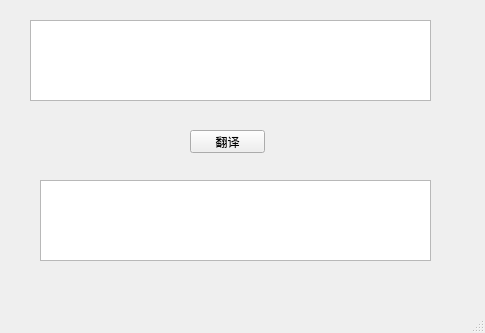
Qt form mainwindow.ui (xieyingqi/screenshot) before a commit.
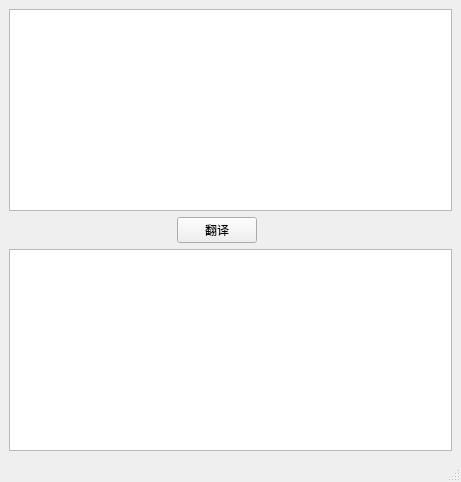
The same form after that commit.

Commit message: 文字识别和翻译可用，post方式

Diff of the .ui file:
```diff
--- a/mainwindow.ui
+++ b/mainwindow.ui
@@ -6,47 +6,59 @@
    <rect>
     <x>0</x>
     <y>0</y>
-    <width>485</width>
-    <height>333</height>
+    <width>461</width>
+    <height>482</height>
    </rect>
   </property>
   <property name="windowTitle">
    <string>MainWindow</string>
   </property>
   <widget class="QWidget" name="centralwidget">
-   <widget class="QPushButton" name="pushButton">
-    <property name="geometry">
-     <rect>
-      <x>190</x>
-      <y>130</y>
-      <width>75</width>
-      <height>23</height>
-     </rect>
-    </property>
-    <property name="text">
-     <string>翻译</string>
-    </property>
-   </widget>
-   <widget class="QTextEdit" name="ocr_res">
-    <property name="geometry">
-     <rect>
-      <x>30</x>
-      <y>20</y>
-      <width>401</width>
-      <height>81</height>
-     </rect>
-    </property>
-   </widget>
-   <widget class="QTextEdit" name="translate_res">
-    <property name="geometry">
-     <rect>
-      <x>40</x>
-      <y>180</y>
-      <width>391</width>
-      <height>81</height>
-     </rect>
-    </property>
-   </widget>
+   <layout class="QFormLayout" name="formLayout">
+    <item row="1" column="0">
+     <layout class="QHBoxLayout" name="horizontalLayout">
+      <item>
+       <spacer name="horizontalSpacer_2">
+        <property name="orientation">
+         <enum>Qt::Horizontal</enum>
+        </property>
+        <property name="sizeHint" stdset="0">
+         <size>
+          <width>168</width>
+          <height>20</height>
+         </size>
+        </property>
+       </spacer>
+      </item>
+      <item>
+       <widget class="QPushButton" name="pushButton">
+        <property name="text">
+         <string>翻译</string>
+        </property>
+       </widget>
+      </item>
+      <item>
+       <spacer name="horizontalSpacer">
+        <property name="orientation">
+         <enum>Qt::Horizontal</enum>
+        </property>
+        <property name="sizeHint" stdset="0">
+         <size>
+          <width>178</width>
+          <height>20</height>
+         </size>
+        </property>
+       </spacer>
+      </item>
+     </layout>
+    </item>
+    <item row="0" column="0" colspan="2">
+     <widget class="QTextEdit" name="ocr_res"/>
+    </item>
+    <item row="2" column="0" colspan="2">
+     <widget class="QTextEdit" name="translate_res"/>
+    </item>
+   </layout>
   </widget>
   <widget class="QMenuBar" name="menubar">
    <property name="geometry">
```
Left out of the diff: 2 changed lines with no effect on the pictures. The commit also changes 151 other files.
